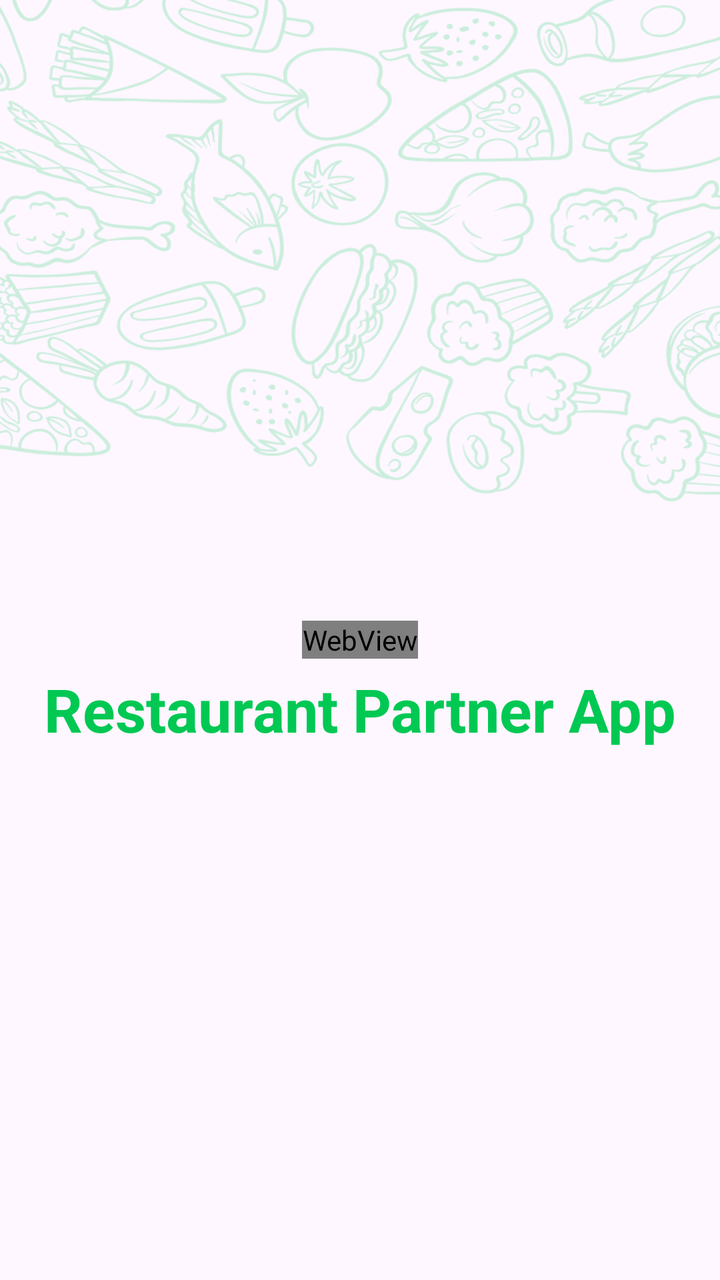
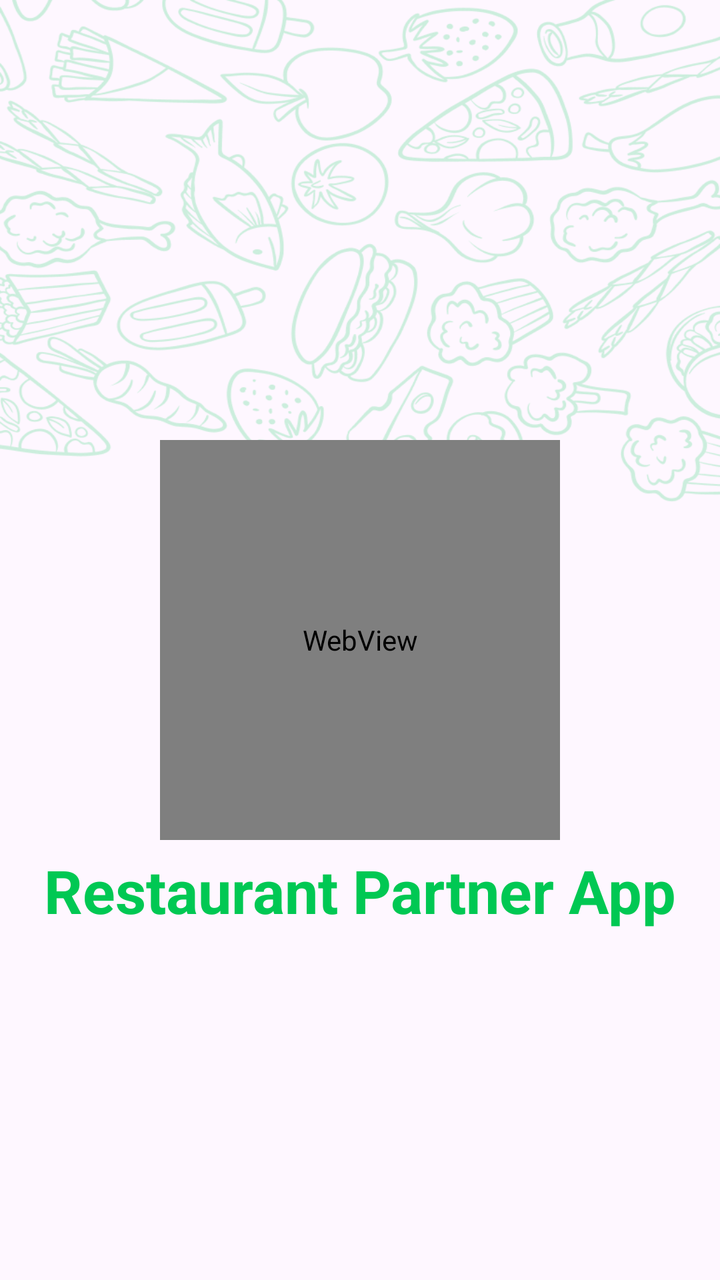

Compare the two renders of this Android layout. The source of the first and the diff that turns it into the second are given below.
<!-- AndroidManifest.xml: application theme Theme.RestaurantPartnerApp -->
<!-- res/layout/activity_splash_screen.xml -->
<?xml version="1.0" encoding="utf-8"?>
<RelativeLayout xmlns:android="http://schemas.android.com/apk/res/android"
    xmlns:app="http://schemas.android.com/apk/res-auto"
    xmlns:tools="http://schemas.android.com/tools"
    android:id="@+id/main"
    android:layout_width="match_parent"
    android:layout_height="match_parent"
    android:background="@drawable/splash_bg"
    android:backgroundTint="@color/background"
    tools:context=".ui.activities.SplashScreenActivity">

    <TextView
        android:id="@+id/textView"
        android:layout_width="wrap_content"
        android:layout_height="wrap_content"
        android:layout_below="@+id/webView"
        android:layout_marginTop="5dp"
        android:textSize="30sp"
        android:textStyle="bold"
        android:textColor="@color/background"
        android:layout_centerHorizontal="true"
        android:text="Restaurant Partner App" />
    <WebView
        android:id="@+id/webView"
        android:layout_width="wrap_content"
        android:layout_height="wrap_content"
        android:layout_centerHorizontal="true"
        android:layout_centerVertical="true"
        android:layout_gravity="center"/>


    <ProgressBar
        android:id="@+id/progressBarHorizontal"
        style="?android:attr/progressBarStyle"
        android:layout_width="wrap_content"
        android:layout_height="wrap_content"
        android:layout_below="@+id/textView"
        android:layout_alignParentBottom="true"
        android:layout_centerHorizontal="true"
        android:layout_marginTop="5dp"
        android:layout_marginBottom="20dp"
        android:indeterminate="true"
        android:indeterminateTint="@color/background"
        android:indeterminateTintMode="src_atop" />
</RelativeLayout>
<!-- resources referenced by this layout -->
<resources>
  <color name="background">#00C853</color>
  <!-- drawable splash_bg: png bitmap (drawable, 105557 bytes) -->
  <style name="Theme.RestaurantPartnerApp" parent="Base.Theme.RestaurantPartnerApp" />
  <style name="Base.Theme.RestaurantPartnerApp" parent="Theme.Material3.DayNight.NoActionBar">
          
          
      </style>
</resources>

<!-- the commit's change to res/layout/activity_splash_screen.xml (unified diff, before → after) -->
@@ -22,8 +22,8 @@
         android:text="Restaurant Partner App" />
     <WebView
         android:id="@+id/webView"
-        android:layout_width="wrap_content"
-        android:layout_height="wrap_content"
+        android:layout_width="200dp"
+        android:layout_height="200dp"
         android:layout_centerHorizontal="true"
         android:layout_centerVertical="true"
         android:layout_gravity="center"/>
